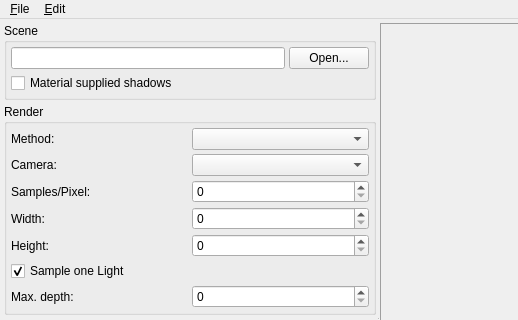
Above: Tracer/gui/forms/WMainWindow.ui from CaSchmidt/Tracer before the change; both pictures show x 0 to 518 and y 0 to 320 of the 640 by 653 pixel window. Below: the same form after it.
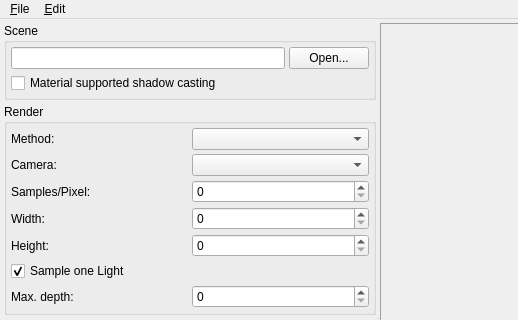
That is the form after the change. Custom widgets are drawn as their Qt base class.

Commit message: UI: Rename check box.

What changed in the file:
```diff
--- a/Tracer/gui/forms/WMainWindow.ui
+++ b/Tracer/gui/forms/WMainWindow.ui
@@ -35,7 +35,7 @@
       <property name="orientation">
        <enum>Qt::Horizontal</enum>
       </property>
-      <widget class="QWidget" name="">
+      <widget class="QWidget" name="layoutWidget">
        <layout class="QVBoxLayout" name="verticalLayout_3">
         <property name="spacing">
          <number>4</number>
@@ -81,7 +81,7 @@
            <item row="1" column="0" colspan="2">
             <widget class="QCheckBox" name="castShadowCheck">
              <property name="text">
-              <string>Material supplied shadows</string>
+              <string>Material supported shadow casting</string>
              </property>
             </widget>
            </item>
```
